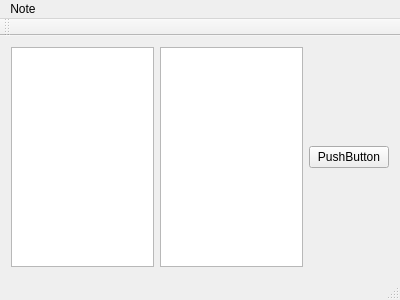
Before: the Qt Designer form qt/mainwindow.ui in enra64/SimpleSimpleNoteClient, drawn with Qt 5.
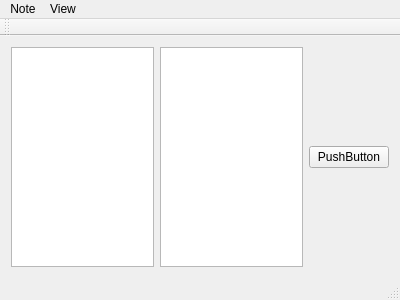
After: the same form once the commit is applied.

The edit to the form file:
```diff
--- a/qt/mainwindow.ui
+++ b/qt/mainwindow.ui
@@ -57,7 +57,14 @@
     <addaction name="actionSync_up"/>
     <addaction name="actionDelete"/>
    </widget>
+   <widget class="QMenu" name="menuView">
+    <property name="title">
+     <string>View</string>
+    </property>
+    <addaction name="actionToggle_Showing_Trash"/>
+   </widget>
    <addaction name="menuNote"/>
+   <addaction name="menuView"/>
   </widget>
   <widget class="QToolBar" name="mainToolBar">
    <attribute name="toolBarArea">
```
Left out of the diff: 8 changed lines with no effect on the pictures.
